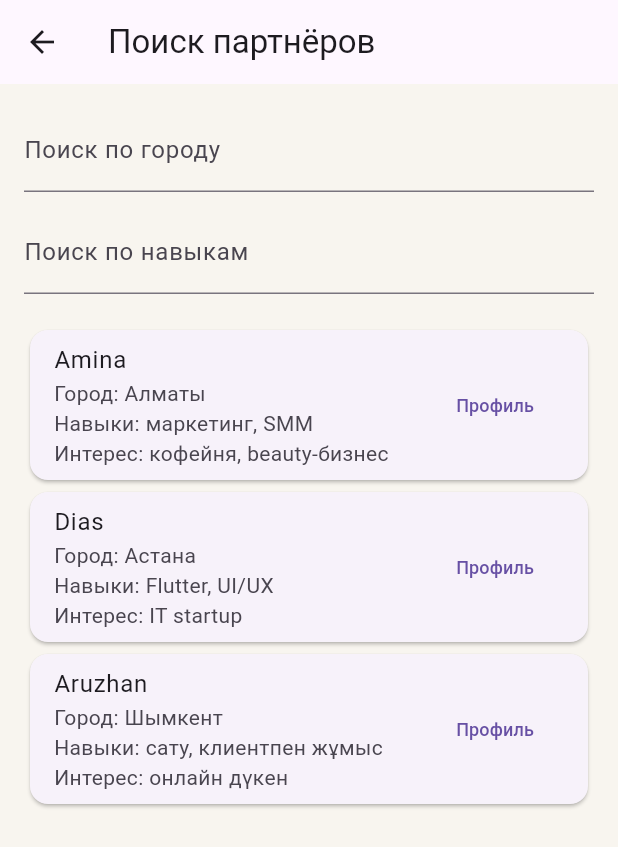
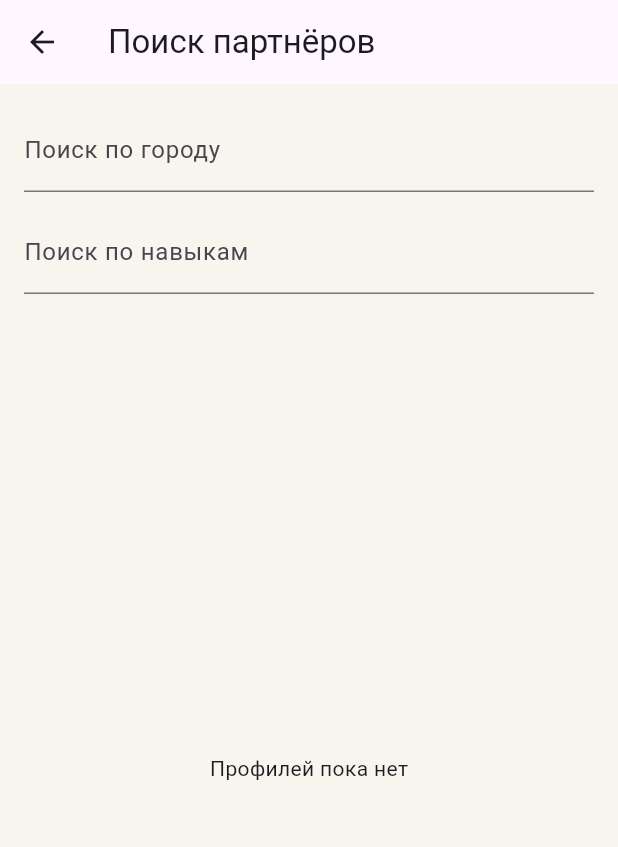
Before and after one commit to AruUkenova/AruStart, a Flutter app: the PartnerSearchScreen screen opened directly with empty values, on a phone screen of 412 x 824 dp. Shown: the top 847 px of the screen. Run offline on Flutter 3.47's test engine with Material 3 defaults, Android fonts, the phone set to English and light mode, and no system bars; our stand-ins replace cloud_firestore, firebase_auth, firebase_core, flutter_riverpod; accounts and stored records are empty; network calls fail.

Commit message:
7 times: migrated app data to Firestore and added real partner search

```diff
--- a/lib/main.dart
+++ b/lib/main.dart
@@ -3,7 +3,6 @@ import 'package:firebase_core/firebase_core.dart';
 import 'package:flutter/material.dart';
 import 'package:flutter_localizations/flutter_localizations.dart';
 import 'package:flutter_riverpod/flutter_riverpod.dart';
-import 'package:hive_flutter/hive_flutter.dart';
 
 import 'core/localization/language_provider.dart';
 import 'presentation/auth/login_screen.dart';
@@ -13,7 +12,6 @@ void main() async {
   WidgetsFlutterBinding.ensureInitialized();
 
   await Firebase.initializeApp();
-  await Hive.initFlutter();
 
   runApp(
     const ProviderScope(
--- a/lib/presentation/partners/partner_search_screen.dart
+++ b/lib/presentation/partners/partner_search_screen.dart
@@ -1,3 +1,5 @@
+import 'package:cloud_firestore/cloud_firestore.dart';
+import 'package:firebase_auth/firebase_auth.dart';
 import 'package:flutter/material.dart';
 
 class PartnerSearchScreen extends StatefulWidget {
@@ -16,49 +18,10 @@ class _PartnerSearchScreenState extends State<PartnerSearchScreen> {
   String cityFilter = '';
   String skillFilter = '';
 
-  final partners = [
-    {
-      'name': 'Amina',
-      'city': 'Алматы',
-      'skills': 'маркетинг, SMM',
-      'interest': 'кофейня, beauty-бизнес',
-      'about': 'Бизнес бастағысы келетін SMM маманы.',
-      'contact': '@amina_start',
-    },
-    {
-      'name': 'Dias',
-      'city': 'Астана',
-      'skills': 'Flutter, UI/UX',
-      'interest': 'IT startup',
-      'about': 'Мобильді қосымша жасаумен айналысады.',
-      'contact': '@dias_dev',
-    },
-    {
-      'name': 'Aruzhan',
-      'city': 'Шымкент',
-      'skills': 'сату, клиентпен жұмыс',
-      'interest': 'онлайн дүкен',
-      'about': 'Онлайн сауда бағытын дамытқысы келеді.',
-      'contact': '@aruzhan_biz',
-    },
-  ];
-
   @override
   Widget build(BuildContext context) {
     final isKk = widget.lang == 'kk';
-
-    final filteredPartners = partners.where((partner) {
-      final city = partner['city']!.toLowerCase();
-      final skills = partner['skills']!.toLowerCase();
-
-      final matchesCity = cityFilter.isEmpty ||
-          city.contains(cityFilter.toLowerCase());
-
-      final matchesSkill = skillFilter.isEmpty ||
-          skills.contains(skillFilter.toLowerCase());
-
-      return matchesCity && matchesSkill;
-    }).toList();
+    final currentUser = FirebaseAuth.instance.currentUser;
 
     return Scaffold(
       appBar: AppBar(
@@ -74,7 +37,7 @@ class _PartnerSearchScreenState extends State<PartnerSearchScreen> {
               ),
               onChanged: (value) {
                 setState(() {
-                  cityFilter = value;
+                  cityFilter = value.trim().toLowerCase();
                 });
               },
             ),
@@ -85,48 +48,101 @@ class _PartnerSearchScreenState extends State<PartnerSearchScreen> {
               ),
               onChanged: (value) {
                 setState(() {
-                  skillFilter = value;
+                  skillFilter = value.trim().toLowerCase();
                 });
               },
             ),
             const SizedBox(height: 20),
             Expanded(
-              child: filteredPartners.isEmpty
-                  ? Center(
+              child: StreamBuilder<QuerySnapshot>(
+                stream: FirebaseFirestore.instance
+                    .collection('profiles')
+                    .snapshots(),
+                builder: (context, snapshot) {
+                  if (snapshot.connectionState == ConnectionState.waiting) {
+                    return const Center(child: CircularProgressIndicator());
+                  }
+
+                  if (!snapshot.hasData || snapshot.data!.docs.isEmpty) {
+                    return Center(
                       child: Text(
-                        isKk ? 'Серіктес табылмады' : 'Партнёры не найдены',
+                        isKk ? 'Профильдер жоқ' : 'Профилей пока нет',
                       ),
-                    )
-                  : ListView.builder(
-                      itemCount: filteredPartners.length,
+                    );
+                  }
+
+                  final profiles = snapshot.data!.docs.where((doc) {
+                    final data = doc.data() as Map<String, dynamic>;
+
+                    if (currentUser != null && data['uid'] == currentUser.uid) {
+                      return false;
+                    }
+
+                    final city = (data['city'] ?? '').toString().toLowerCase();
+                    final skills =
+                        (data['skills'] ?? '').toString().toLowerCase();
+
+                    final matchesCity =
+                        cityFilter.isEmpty || city.contains(cityFilter);
+
+                    final matchesSkill =
+                        skillFilter.isEmpty || skills.contains(skillFilter);
+
+                    return matchesCity && matchesSkill;
+                  }).toList();
+
+                  if (profiles.isEmpty) {
+                    return Center(
+                      child: Text(
+                        isKk
+                            ? 'Серіктес табылмады'
+                            : 'Партнёры не найдены',
+                      ),
+                    );
+                  }
+
+                  return ListView.builder(
+                    itemCount: profiles.length,
                     itemBuilder: (context, index) {
-                        final partner = filteredPartners[index];
+                      final data =
+                          profiles[index].data() as Map<String, dynamic>;
+
+                      final name = data['name'] ?? '';
+                      final city = data['city'] ?? '';
+                      final skills = data['skills'] ?? '';
+                      final interest = data['interest'] ?? '';
+                      final about = data['about'] ?? '';
+                      final contact = data['contact'] ?? '';
+                      final email = data['email'] ?? '';
 
                       return Card(
                         child: ListTile(
-                            title: Text(partner['name']!),
+                          title: Text(name),
                           subtitle: Text(
-                              '${isKk ? 'Қала' : 'Город'}: ${partner['city']}\n'
-                              '${isKk ? 'Дағдылар' : 'Навыки'}: ${partner['skills']}\n'
-                              '${isKk ? 'Қызығушылық' : 'Интерес'}: ${partner['interest']}',
+                            '${isKk ? 'Қала' : 'Город'}: $city\n'
+                            '${isKk ? 'Дағдылар' : 'Навыки'}: $skills\n'
+                            '${isKk ? 'Қызығушылық' : 'Интерес'}: $interest',
                           ),
                           trailing: TextButton(
                             onPressed: () {
                               showDialog(
                                 context: context,
-                                  builder: (context) {
+                                builder: (dialogContext) {
                                   return AlertDialog(
-                                      title: Text(partner['name']!),
+                                    title: Text(name),
                                     content: Text(
-                                        '${partner['about']}\n\n'
-                                        '${isKk ? 'Байланыс' : 'Контакт'}: ${partner['contact']}',
+                                      '${isKk ? 'Өзі туралы' : 'О себе'}: $about\n\n'
+                                      '${isKk ? 'Байланыс' : 'Контакт'}: $contact\n'
+                                      'Email: $email',
                                     ),
                                     actions: [
                                       TextButton(
                                         onPressed: () {
-                                            Navigator.pop(context);
+                                          Navigator.pop(dialogContext);
                                         },
-                                          child: Text(isKk ? 'Жабу' : 'Закрыть'),
+                                        child: Text(
+                                          isKk ? 'Жабу' : 'Закрыть',
+                                        ),
                                       ),
                                     ],
                                   );
@@ -141,6 +157,8 @@ class _PartnerSearchScreenState extends State<PartnerSearchScreen> {
                         ),
                       );
                     },
+                  );
+                },
               ),
             ),
           ],
--- a/pubspec.yaml
+++ b/pubspec.yaml
@@ -40,11 +40,10 @@ dependencies:
   flutter_riverpod: ^2.5.1
   go_router: ^14.0.0
 
-  hive: ^2.2.3
-  hive_flutter: ^1.1.0
-
   firebase_core: ^2.30.0
   firebase_auth: ^4.17.0
+
+  cloud_firestore: ^4.17.5
 
   # The following adds the Cupertino Icons font to your application.
   # Use with the CupertinoIcons class for iOS style icons.
```
Also changed, not shown: lib/data/datasources/hive_service.dart (deleted, +0 -46 lines), lib/presentation/home/home_screen.dart (+80 -81 lines), lib/presentation/profile/profile_screen.dart (+71 -26 lines), pubspec.lock, 4 other files. Lines whose indentation alone changed are shown as unchanged.
